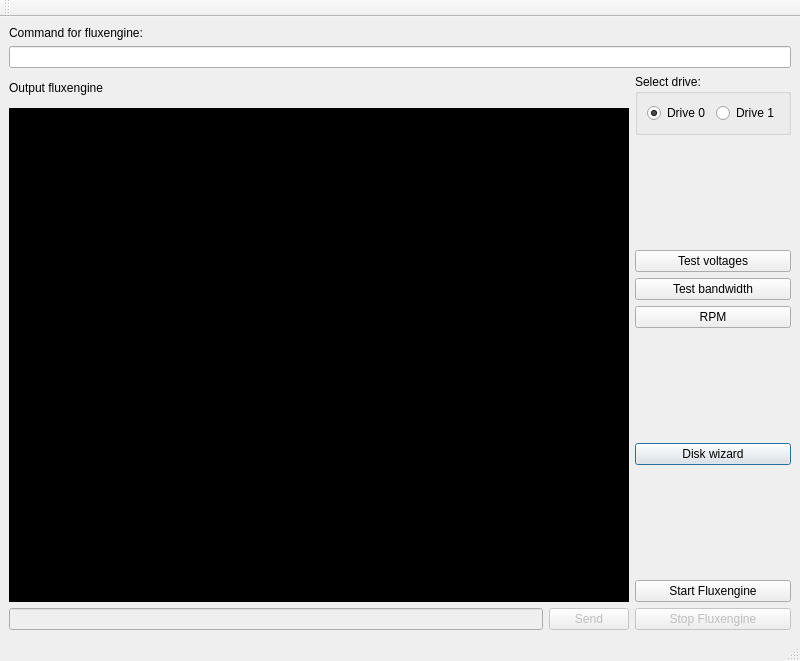
This is mainwindow.ui in wybren1971/Fluxengine_GUI as Qt 5 draws it before an edit. The edited form follows.
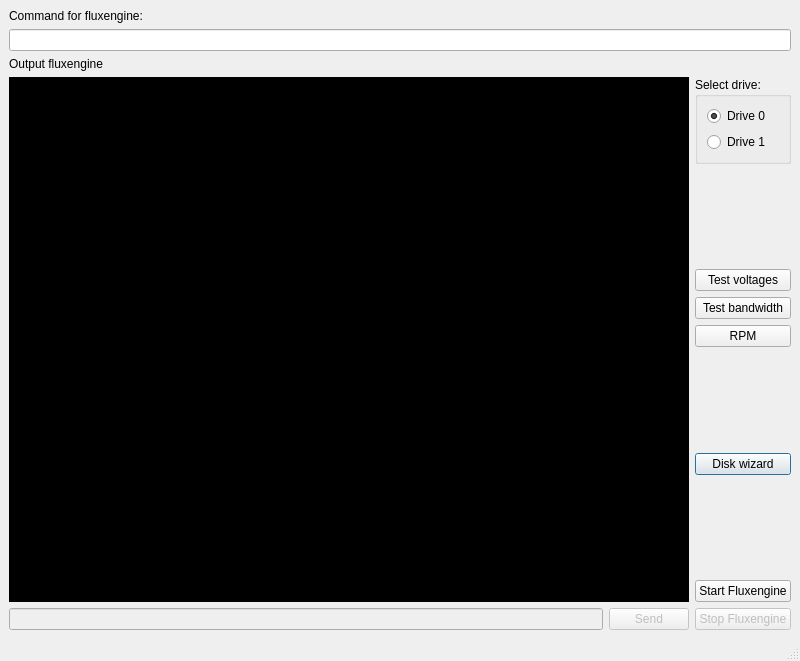
This is the edited form. Icons and pictures are not drawn.

```diff
--- a/mainwindow.ui
+++ b/mainwindow.ui
@@ -49,86 +49,45 @@
     </size>
    </property>
    <layout class="QGridLayout" name="gridLayout">
-    <item row="4" column="0" rowspan="9" colspan="2">
-     <widget class="QPlainTextEdit" name="txtOutput">
-      <property name="sizePolicy">
-       <sizepolicy hsizetype="Expanding" vsizetype="Expanding">
-        <horstretch>0</horstretch>
-        <verstretch>0</verstretch>
-       </sizepolicy>
+    <item row="11" column="2">
+     <widget class="QPushButton" name="btnReadDisk">
+      <property name="cursor">
+       <cursorShape>ArrowCursor</cursorShape>
       </property>
+      <property name="toolTip">
+       <string>&lt;html&gt;&lt;head/&gt;&lt;body&gt;&lt;p&gt;Let a wizard guide you to read or write a disk.&lt;/p&gt;&lt;/body&gt;&lt;/html&gt;</string>
+      </property>
+      <property name="layoutDirection">
+       <enum>Qt::LeftToRight</enum>
+      </property>
+      <property name="autoFillBackground">
+       <bool>true</bool>
+      </property>
+      <property name="text">
+       <string>Disk wizard</string>
+      </property>
+      <property name="autoDefault">
+       <bool>true</bool>
+      </property>
+      <property name="default">
+       <bool>true</bool>
+      </property>
+     </widget>
+    </item>
+    <item row="1" column="0" colspan="3">
+     <widget class="QLineEdit" name="plainTextEdit">
       <property name="font">
        <font>
         <family>Monospace</family>
         <pointsize>8</pointsize>
-        <weight>50</weight>
-        <italic>false</italic>
-        <bold>false</bold>
        </font>
       </property>
       <property name="toolTip">
-       <string>&lt;html&gt;&lt;head/&gt;&lt;body&gt;&lt;p&gt;This box shows the output from fluxengine.&lt;/p&gt;&lt;/body&gt;&lt;/html&gt;</string>
+       <string>&lt;html&gt;&lt;head/&gt;&lt;body&gt;&lt;p&gt;For advanced users who want to give in the commandline options for fluxengine. Also shows the result of the wizard. These arguments are passed on to fluxengine by pressing the start fluxengine button.&lt;/p&gt;&lt;/body&gt;&lt;/html&gt;</string>
       </property>
-      <property name="autoFillBackground">
-       <bool>false</bool>
-      </property>
-      <property name="styleSheet">
-       <string notr="true">font: 8pt &quot;Monospace&quot;;background-color: #000; color: white;</string>
-      </property>
-      <property name="sizeAdjustPolicy">
-       <enum>QAbstractScrollArea::AdjustToContents</enum>
-      </property>
-      <property name="readOnly">
-       <bool>true</bool>
-      </property>
      </widget>
     </item>
-    <item row="13" column="2">
-     <widget class="QPushButton" name="btnStop">
-      <property name="enabled">
-       <bool>false</bool>
-      </property>
-      <property name="toolTip">
-       <string>&lt;html&gt;&lt;head/&gt;&lt;body&gt;&lt;p&gt;Panic button to stop fluxengine if something goes wrong.&lt;/p&gt;&lt;/body&gt;&lt;/html&gt;</string>
-      </property>
-      <property name="styleSheet">
-       <string notr="true"/>
-      </property>
-      <property name="text">
-       <string>Stop Fluxengine</string>
-      </property>
-      <property name="icon">
-       <iconset>
-        <normaloff>panic.png</normaloff>panic.png</iconset>
-      </property>
-      <property name="autoDefault">
-       <bool>false</bool>
-      </property>
-      <property name="default">
-       <bool>false</bool>
-      </property>
-      <property name="flat">
-       <bool>false</bool>
-      </property>
-     </widget>
-    </item>
-    <item row="8" column="2">
-     <widget class="QPushButton" name="btnRPM">
-      <property name="cursor">
-       <cursorShape>ArrowCursor</cursorShape>
-      </property>
-      <property name="toolTip">
-       <string>&lt;html&gt;&lt;head/&gt;&lt;body&gt;&lt;p&gt;rpm: Measures the disk rotational speed.&lt;/p&gt;&lt;/body&gt;&lt;/html&gt;</string>
-      </property>
-      <property name="autoFillBackground">
-       <bool>true</bool>
-      </property>
-      <property name="text">
-       <string>RPM</string>
-      </property>
-     </widget>
-    </item>
-    <item row="3" column="2" rowspan="2">
+    <item row="4" column="2" rowspan="2">
      <widget class="QGroupBox" name="groupBox">
       <property name="toolTip">
        <string>&lt;html&gt;&lt;head/&gt;&lt;body&gt;&lt;p&gt;Select the drive to use for reading and writing.&lt;/p&gt;&lt;/body&gt;&lt;/html&gt;</string>
@@ -147,7 +106,7 @@
          </property>
         </widget>
        </item>
-       <item row="0" column="1">
+       <item row="1" column="0">
         <widget class="QRadioButton" name="btnDrive1">
          <property name="text">
           <string>Drive 1</string>
@@ -157,27 +116,7 @@
       </layout>
      </widget>
     </item>
-    <item row="2" column="0" rowspan="2" colspan="3">
-     <widget class="QLabel" name="label_2">
-      <property name="text">
-       <string>Output fluxengine</string>
-      </property>
-     </widget>
-    </item>
-    <item row="5" column="2">
-     <spacer name="verticalSpacer">
-      <property name="orientation">
-       <enum>Qt::Vertical</enum>
-      </property>
-      <property name="sizeHint" stdset="0">
-       <size>
-        <width>20</width>
-        <height>40</height>
-       </size>
-      </property>
-     </spacer>
-    </item>
-    <item row="13" column="0">
+    <item row="14" column="0">
      <widget class="QLineEdit" name="Fluxengineinput">
       <property name="enabled">
        <bool>false</bool>
@@ -193,68 +132,7 @@
       </property>
      </widget>
     </item>
-    <item row="0" column="0" colspan="3">
-     <widget class="QLabel" name="label">
-      <property name="text">
-       <string>Command for fluxengine:</string>
-      </property>
-     </widget>
-    </item>
     <item row="7" column="2">
-     <widget class="QPushButton" name="btntestbandwidth">
-      <property name="cursor">
-       <cursorShape>ArrowCursor</cursorShape>
-      </property>
-      <property name="toolTip">
-       <string>&lt;html&gt;&lt;head/&gt;&lt;body&gt;&lt;p&gt;bandwidth: Measures your USB bandwidth.&lt;/p&gt;&lt;/body&gt;&lt;/html&gt;</string>
-      </property>
-      <property name="autoFillBackground">
-       <bool>true</bool>
-      </property>
-      <property name="text">
-       <string>Test bandwidth</string>
-      </property>
-     </widget>
-    </item>
-    <item row="1" column="0" colspan="3">
-     <widget class="QLineEdit" name="plainTextEdit">
-      <property name="font">
-       <font>
-        <family>Monospace</family>
-        <pointsize>8</pointsize>
-       </font>
-      </property>
-      <property name="toolTip">
-       <string>&lt;html&gt;&lt;head/&gt;&lt;body&gt;&lt;p&gt;For advanced users who want to give in the commandline options for fluxengine. Also shows the result of the wizard. These arguments are passed on to fluxengine by pressing the start fluxengine button.&lt;/p&gt;&lt;/body&gt;&lt;/html&gt;</string>
-      </property>
-     </widget>
-    </item>
-    <item row="10" column="2">
-     <widget class="QPushButton" name="btnReadDisk">
-      <property name="cursor">
-       <cursorShape>ArrowCursor</cursorShape>
-      </property>
-      <property name="toolTip">
-       <string>&lt;html&gt;&lt;head/&gt;&lt;body&gt;&lt;p&gt;Let a wizard guide you to read or write a disk.&lt;/p&gt;&lt;/body&gt;&lt;/html&gt;</string>
-      </property>
-      <property name="layoutDirection">
-       <enum>Qt::LeftToRight</enum>
-      </property>
-      <property name="autoFillBackground">
-       <bool>true</bool>
-      </property>
-      <property name="text">
-       <string>Disk wizard</string>
-      </property>
-      <property name="autoDefault">
-       <bool>true</bool>
-      </property>
-      <property name="default">
-       <bool>true</bool>
-      </property>
-     </widget>
-    </item>
-    <item row="6" column="2">
      <widget class="QPushButton" name="btntestVoltages">
       <property name="cursor">
        <cursorShape>ArrowCursor</cursorShape>
@@ -276,7 +154,127 @@
       </property>
      </widget>
     </item>
+    <item row="10" column="2">
+     <spacer name="verticalSpacer_2">
+      <property name="orientation">
+       <enum>Qt::Vertical</enum>
+      </property>
+      <property name="sizeHint" stdset="0">
+       <size>
+        <width>20</width>
+        <height>40</height>
+       </size>
+      </property>
+     </spacer>
+    </item>
+    <item row="9" column="2">
+     <widget class="QPushButton" name="btnRPM">
+      <property name="cursor">
+       <cursorShape>ArrowCursor</cursorShape>
+      </property>
+      <property name="toolTip">
+       <string>&lt;html&gt;&lt;head/&gt;&lt;body&gt;&lt;p&gt;rpm: Measures the disk rotational speed.&lt;/p&gt;&lt;/body&gt;&lt;/html&gt;</string>
+      </property>
+      <property name="autoFillBackground">
+       <bool>true</bool>
+      </property>
+      <property name="text">
+       <string>RPM</string>
+      </property>
+     </widget>
+    </item>
+    <item row="14" column="1">
+     <widget class="QPushButton" name="pushButton">
+      <property name="enabled">
+       <bool>false</bool>
+      </property>
+      <property name="toolTip">
+       <string>&lt;html&gt;&lt;head/&gt;&lt;body&gt;&lt;p&gt;This buttons sends the input for, for instance a comment in an IMD file, to fluxengine.&lt;/p&gt;&lt;/body&gt;&lt;/html&gt;</string>
+      </property>
+      <property name="text">
+       <string>Send</string>
+      </property>
+     </widget>
+    </item>
+    <item row="6" column="2">
+     <spacer name="verticalSpacer">
+      <property name="orientation">
+       <enum>Qt::Vertical</enum>
+      </property>
+      <property name="sizeHint" stdset="0">
+       <size>
+        <width>20</width>
+        <height>40</height>
+       </size>
+      </property>
+     </spacer>
+    </item>
+    <item row="8" column="2">
+     <widget class="QPushButton" name="btntestbandwidth">
+      <property name="cursor">
+       <cursorShape>ArrowCursor</cursorShape>
+      </property>
+      <property name="toolTip">
+       <string>&lt;html&gt;&lt;head/&gt;&lt;body&gt;&lt;p&gt;bandwidth: Measures your USB bandwidth.&lt;/p&gt;&lt;/body&gt;&lt;/html&gt;</string>
+      </property>
+      <property name="autoFillBackground">
+       <bool>true</bool>
+      </property>
+      <property name="text">
+       <string>Test bandwidth</string>
+      </property>
+     </widget>
+    </item>
     <item row="12" column="2">
+     <spacer name="verticalSpacer_3">
+      <property name="orientation">
+       <enum>Qt::Vertical</enum>
+      </property>
+      <property name="sizeHint" stdset="0">
+       <size>
+        <width>20</width>
+        <height>40</height>
+       </size>
+      </property>
+     </spacer>
+    </item>
+    <item row="14" column="2">
+     <widget class="QPushButton" name="btnStop">
+      <property name="enabled">
+       <bool>false</bool>
+      </property>
+      <property name="toolTip">
+       <string>&lt;html&gt;&lt;head/&gt;&lt;body&gt;&lt;p&gt;Panic button to stop fluxengine if something goes wrong.&lt;/p&gt;&lt;/body&gt;&lt;/html&gt;</string>
+      </property>
+      <property name="styleSheet">
+       <string notr="true"/>
+      </property>
+      <property name="text">
+       <string>Stop Fluxengine</string>
+      </property>
+      <property name="icon">
+       <iconset>
+        <normaloff>panic.png</normaloff>panic.png</iconset>
+      </property>
+      <property name="autoDefault">
+       <bool>false</bool>
+      </property>
+      <property name="default">
+       <bool>false</bool>
+      </property>
+      <property name="flat">
+       <bool>false</bool>
+      </property>
+     </widget>
+    </item>
+    <item row="0" column="0" colspan="3">
+     <widget class="QLabel" name="label">
+      <property name="text">
+       <string>Command for fluxengine:</string>
+      </property>
+     </widget>
+    </item>
+    <item row="13" column="2">
      <widget class="QPushButton" name="bntStartFluxengine">
       <property name="sizePolicy">
        <sizepolicy hsizetype="Preferred" vsizetype="Preferred">
@@ -292,44 +290,46 @@
       </property>
      </widget>
     </item>
-    <item row="13" column="1">
-     <widget class="QPushButton" name="pushButton">
-      <property name="enabled">
-       <bool>false</bool>
-      </property>
-      <property name="toolTip">
-       <string>&lt;html&gt;&lt;head/&gt;&lt;body&gt;&lt;p&gt;This buttons sends the input for, for instance a comment in an IMD file, to fluxengine.&lt;/p&gt;&lt;/body&gt;&lt;/html&gt;</string>
-      </property>
+    <item row="2" column="0" rowspan="2" colspan="3">
+     <widget class="QLabel" name="label_2">
       <property name="text">
-       <string>Send</string>
+       <string>Output fluxengine</string>
       </property>
      </widget>
     </item>
-    <item row="9" column="2">
-     <spacer name="verticalSpacer_2">
-      <property name="orientation">
-       <enum>Qt::Vertical</enum>
+    <item row="4" column="0" rowspan="10" colspan="2">
+     <widget class="QPlainTextEdit" name="txtOutput">
+      <property name="sizePolicy">
+       <sizepolicy hsizetype="Expanding" vsizetype="Expanding">
+        <horstretch>0</horstretch>
+        <verstretch>0</verstretch>
+       </sizepolicy>
       </property>
-      <property name="sizeHint" stdset="0">
-       <size>
-        <width>20</width>
-        <height>40</height>
-       </size>
+      <property name="font">
+       <font>
+        <family>Monospace</family>
+        <pointsize>8</pointsize>
+        <weight>50</weight>
+        <italic>false</italic>
+        <bold>false</bold>
+       </font>
       </property>
-     </spacer>
-    </item>
-    <item row="11" column="2">
-     <spacer name="verticalSpacer_3">
-      <property name="orientation">
-       <enum>Qt::Vertical</enum>
+      <property name="toolTip">
+       <string>&lt;html&gt;&lt;head/&gt;&lt;body&gt;&lt;p&gt;This box shows the output from fluxengine.&lt;/p&gt;&lt;/body&gt;&lt;/html&gt;</string>
       </property>
-      <property name="sizeHint" stdset="0">
-       <size>
-        <width>20</width>
-        <height>40</height>
-       </size>
+      <property name="autoFillBackground">
+       <bool>false</bool>
       </property>
-     </spacer>
+      <property name="styleSheet">
+       <string notr="true">font: 8pt &quot;Monospace&quot;;background-color: #000; color: white;</string>
+      </property>
+      <property name="sizeAdjustPolicy">
+       <enum>QAbstractScrollArea::AdjustToContents</enum>
+      </property>
+      <property name="readOnly">
+       <bool>true</bool>
+      </property>
+     </widget>
     </item>
    </layout>
    <zorder>groupBox</zorder>
@@ -360,17 +360,6 @@
    </property>
   </widget>
   <widget class="QStatusBar" name="statusbar"/>
-  <widget class="QToolBar" name="toolBar">
-   <property name="windowTitle">
-    <string>toolBar</string>
-   </property>
-   <attribute name="toolBarArea">
-    <enum>TopToolBarArea</enum>
-   </attribute>
-   <attribute name="toolBarBreak">
-    <bool>false</bool>
-   </attribute>
-  </widget>
  </widget>
  <tabstops>
   <tabstop>plainTextEdit</tabstop>
```
Left out of the diff: 1 changed line with no effect on the pictures.
